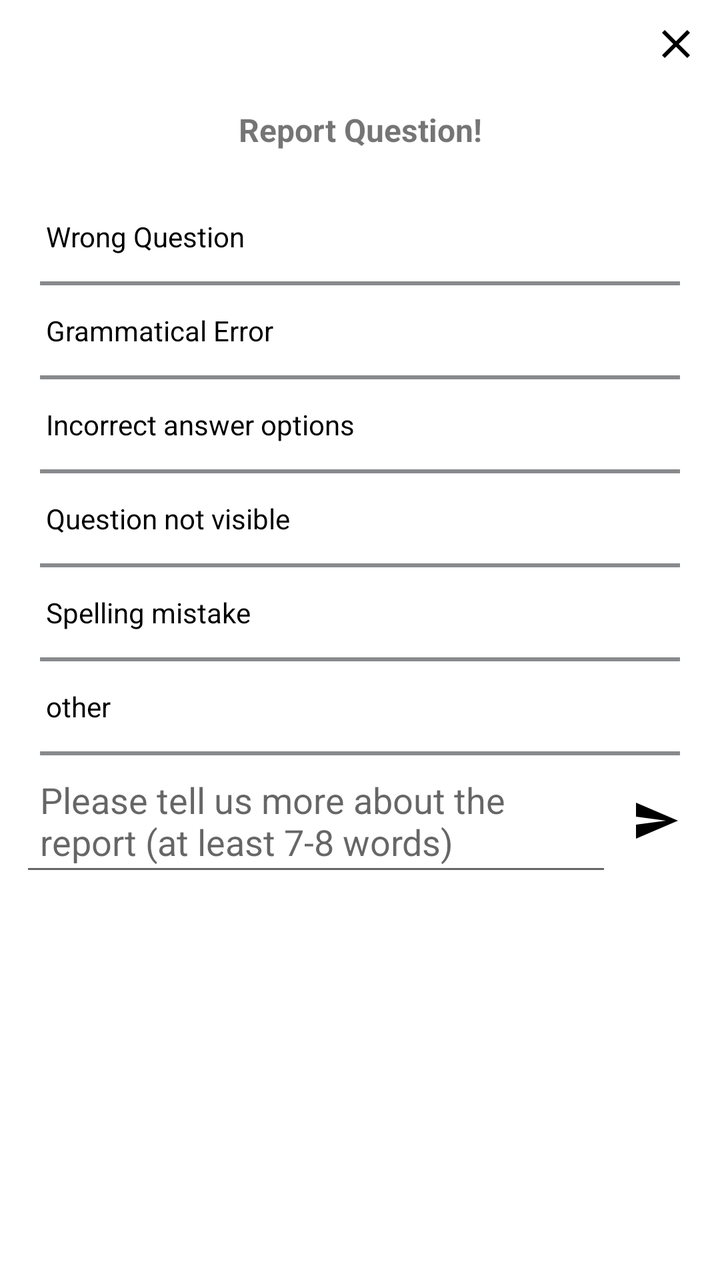
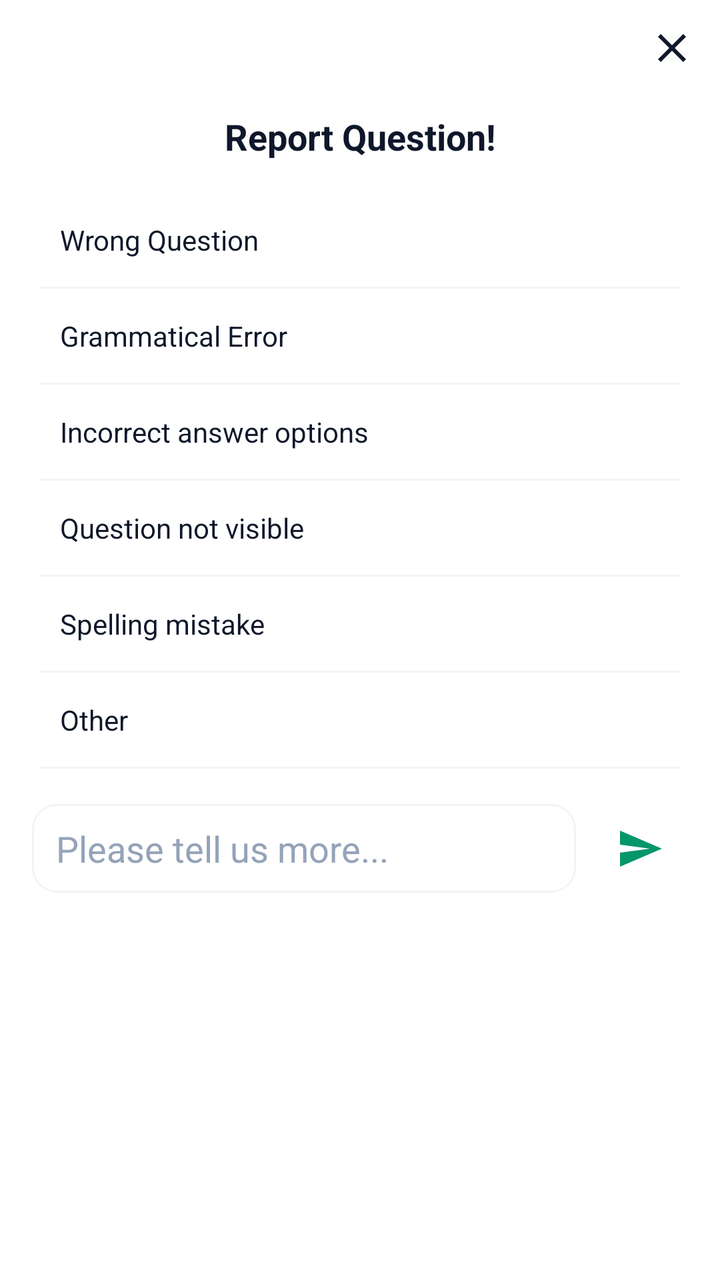

Screens rendered from an Android XML layout before and after an edit, with the pre-edit source and the edit as a unified diff.
<!-- AndroidManifest.xml: application theme Theme.TestMaster -->
<!-- res/layout/popup_report_question.xml -->
<?xml version="1.0" encoding="utf-8"?>
<LinearLayout xmlns:android="http://schemas.android.com/apk/res/android"
    android:layout_width="match_parent"
    android:layout_height="match_parent"
    xmlns:app="http://schemas.android.com/apk/res-auto"
    android:orientation="vertical">
    <ImageView
        android:id="@+id/iv_close_report"
        android:layout_width="wrap_content"
        android:layout_height="wrap_content"
        android:src="@drawable/baseline_close_24"
        app:tint="@color/black"
        android:layout_gravity="end"
        android:layout_marginTop="10dp"
        android:layout_marginEnd="10dp"/>
    <TextView
        android:layout_width="match_parent"
        android:layout_height="wrap_content"
        android:text="Report Question!"
        android:textStyle="bold"
        android:textSize="16dp"
        android:layout_marginTop="20dp"
        android:gravity="center_horizontal"/>
    <TextView
        android:id="@+id/tv_wrong"
        android:layout_width="match_parent"
        android:layout_height="wrap_content"
        android:text="Wrong Question"
        android:textColor="@color/black"
        android:padding="13dp"
        android:layout_marginHorizontal="10dp"
        android:layout_marginTop="20dp"
        android:background="@drawable/report_textview_active_backgroung"
        android:focusable="true"
        android:clickable="true"
        android:focusableInTouchMode="true"/>
    <View
        android:layout_width="match_parent"
        android:layout_height="2dp"
        android:layout_marginHorizontal="20dp"
        android:background="@color/darkgray"/>
    <TextView
        android:id="@+id/tv_error"
        android:layout_width="match_parent"
        android:layout_height="wrap_content"
        android:text="Grammatical Error"
        android:layout_marginHorizontal="10dp"
        android:textColor="@color/black"
        android:padding="13dp"
        android:background="@drawable/report_textview_active_backgroung"
        android:focusable="true"
        android:clickable="true"
        android:focusableInTouchMode="true"/>
    <View
        android:layout_width="match_parent"
        android:layout_height="2dp"
        android:layout_marginHorizontal="20dp"
        android:background="@color/darkgray"/>
    <TextView
        android:id="@+id/tv_incorrect_ans"
        android:layout_width="match_parent"
        android:layout_height="wrap_content"
        android:text="Incorrect answer options"
        android:layout_marginHorizontal="10dp"
        android:textColor="@color/black"
        android:padding="13dp"
        android:background="@drawable/report_textview_active_backgroung"
        android:focusable="true"
        android:clickable="true"
        android:focusableInTouchMode="true"/>
    <View
        android:layout_width="match_parent"
        android:layout_height="2dp"
        android:layout_marginHorizontal="20dp"
        android:background="@color/darkgray"/>
    <TextView
        android:id="@+id/tv_notvisible"
        android:layout_width="match_parent"
        android:layout_height="wrap_content"
        android:text="Question not visible"
        android:layout_marginHorizontal="10dp"
        android:textColor="@color/black"
        android:padding="13dp"
        android:background="@drawable/report_textview_active_backgroung"
        android:focusable="true"
        android:clickable="true"
        android:focusableInTouchMode="true"/>
    <View
        android:layout_width="match_parent"
        android:layout_height="2dp"
        android:layout_marginHorizontal="20dp"
        android:background="@color/darkgray"/>
    <TextView
        android:id="@+id/tv_spellingmistake"
        android:layout_width="match_parent"
        android:layout_height="wrap_content"
        android:text="Spelling mistake"
        android:layout_marginHorizontal="10dp"
        android:textColor="@color/black"
        android:padding="13dp"
        android:background="@drawable/report_textview_active_backgroung"
        android:focusable="true"
        android:clickable="true"
        android:focusableInTouchMode="true"/>
    <View
        android:layout_width="match_parent"
        android:layout_height="2dp"
        android:layout_marginHorizontal="20dp"
        android:background="@color/darkgray"/>
    <TextView
        android:id="@+id/tv_other"
        android:layout_width="match_parent"
        android:layout_height="wrap_content"
        android:text="other"
        android:layout_marginHorizontal="10dp"
        android:textColor="@color/black"
        android:padding="13dp"
        android:background="@drawable/report_textview_active_backgroung"
        android:focusable="true"
        android:clickable="true"
        android:focusableInTouchMode="true"/>
    <View
        android:layout_width="match_parent"
        android:layout_height="2dp"
        android:layout_marginHorizontal="20dp"
        android:background="@color/darkgray"/>
    <LinearLayout
        android:layout_width="match_parent"
        android:layout_height="wrap_content"
        android:paddingEnd="10dp"
        android:layout_marginBottom="20dp"
        android:layout_marginEnd="10dp">
        <EditText
            android:id="@+id/et_report_description"
            android:layout_width="match_parent"
            android:layout_height="wrap_content"
            android:paddingVertical="10dp"
            android:paddingStart="10dp"
            android:layout_marginHorizontal="10dp"
            android:layout_weight="1"
            android:hint="Please tell us more about the report (at least 7-8 words)"/>
        <ImageView
            android:id="@+id/iv_report_send"
            android:layout_width="wrap_content"
            android:layout_height="wrap_content"
            android:layout_gravity="center"
            android:src="@drawable/baseline_send_24"/>
    </LinearLayout>

</LinearLayout>
<!-- resources referenced by this layout -->
<resources>
  <color name="black">#FF000000</color>
  <color name="darkgray">#888A8C</color>
  <!-- drawable baseline_send_24 (drawable) -->
  <vector android:autoMirrored="true" android:height="24dp"
      android:tint="#000000" android:viewportHeight="24"
      android:viewportWidth="24" android:width="24dp" xmlns:android="http://schemas.android.com/apk/res/android">
      <path android:fillColor="@android:color/white" android:pathData="M2.01,21L23,12 2.01,3 2,10l15,2 -15,2z"/>
  </vector>
  <!-- drawable report_textview_active_backgroung (drawable) -->
  <?xml version="1.0" encoding="utf-8"?>
  <selector xmlns:android="http://schemas.android.com/apk/res/android">
      <item android:state_selected="true" android:drawable="@drawable/blue_box_filled"/>
      <item android:drawable="@android:color/transparent"/>
  </selector>
  <style name="Theme.TestMaster" parent="Base.Theme.TestMaster" />
  <!-- drawable blue_box_filled (drawable) -->
  <?xml version="1.0" encoding="utf-8"?>
  <shape xmlns:android="http://schemas.android.com/apk/res/android"
      android:shape="rectangle">
      <stroke android:width="1.2dp"
          android:color="#90C7DF"/>
      <solid android:color="#DAE9EF"/>
      <corners android:radius="5dp"/>
  </shape>
  <style name="Base.Theme.TestMaster" parent="Theme.MaterialComponents.DayNight.NoActionBar">
          
           <item name="colorPrimary">@color/primary_blue</item>
          <item name="android:statusBarColor">@color/primary_blue</item>
          <item name="colorAccent">@color/primary_blue</item>
      </style>
  <color name="primary_blue">#06164E</color>
  <!-- unchanged entries left out for length: 1 -->
</resources>

<!-- the commit's change to res/layout/popup_report_question.xml (unified diff, before → after) -->
@@ -1,150 +1,157 @@
 <?xml version="1.0" encoding="utf-8"?>
 <LinearLayout xmlns:android="http://schemas.android.com/apk/res/android"
     android:layout_width="match_parent"
-    android:layout_height="match_parent"
+    android:layout_height="wrap_content"
     xmlns:app="http://schemas.android.com/apk/res-auto"
-    android:orientation="vertical">
+    android:background="@color/surface"
+    android:orientation="vertical"
+    android:paddingBottom="16dp">
     <ImageView
         android:id="@+id/iv_close_report"
         android:layout_width="wrap_content"
         android:layout_height="wrap_content"
         android:src="@drawable/baseline_close_24"
-        app:tint="@color/black"
+        app:tint="@color/text_primary"
         android:layout_gravity="end"
-        android:layout_marginTop="10dp"
-        android:layout_marginEnd="10dp"/>
+        android:padding="12dp"/>
     <TextView
         android:layout_width="match_parent"
         android:layout_height="wrap_content"
         android:text="Report Question!"
+        android:textColor="@color/text_primary"
         android:textStyle="bold"
-        android:textSize="16dp"
-        android:layout_marginTop="20dp"
+        android:textSize="18sp"
+        android:layout_marginTop="8dp"
         android:gravity="center_horizontal"/>
+
     <TextView
         android:id="@+id/tv_wrong"
         android:layout_width="match_parent"
         android:layout_height="wrap_content"
         android:text="Wrong Question"
-        android:textColor="@color/black"
-        android:padding="13dp"
-        android:layout_marginHorizontal="10dp"
-        android:layout_marginTop="20dp"
+        android:textColor="@color/text_primary"
+        android:padding="14dp"
+        android:layout_marginHorizontal="16dp"
+        android:layout_marginTop="16dp"
         android:background="@drawable/report_textview_active_backgroung"
         android:focusable="true"
-        android:clickable="true"
-        android:focusableInTouchMode="true"/>
+        android:clickable="true"/>
     <View
         android:layout_width="match_parent"
-        android:layout_height="2dp"
+        android:layout_height="1dp"
         android:layout_marginHorizontal="20dp"
-        android:background="@color/darkgray"/>
+        android:background="@color/gray"/>
+
     <TextView
         android:id="@+id/tv_error"
         android:layout_width="match_parent"
         android:layout_height="wrap_content"
         android:text="Grammatical Error"
-        android:layout_marginHorizontal="10dp"
-        android:textColor="@color/black"
-        android:padding="13dp"
+        android:layout_marginHorizontal="16dp"
+        android:textColor="@color/text_primary"
+        android:padding="14dp"
         android:background="@drawable/report_textview_active_backgroung"
         android:focusable="true"
-        android:clickable="true"
-        android:focusableInTouchMode="true"/>
+        android:clickable="true"/>
     <View
         android:layout_width="match_parent"
-        android:layout_height="2dp"
+        android:layout_height="1dp"
         android:layout_marginHorizontal="20dp"
-        android:background="@color/darkgray"/>
+        android:background="@color/gray"/>
+
     <TextView
         android:id="@+id/tv_incorrect_ans"
         android:layout_width="match_parent"
         android:layout_height="wrap_content"
         android:text="Incorrect answer options"
-        android:layout_marginHorizontal="10dp"
-        android:textColor="@color/black"
-        android:padding="13dp"
+        android:layout_marginHorizontal="16dp"
+        android:textColor="@color/text_primary"
+        android:padding="14dp"
         android:background="@drawable/report_textview_active_backgroung"
         android:focusable="true"
-        android:clickable="true"
-        android:focusableInTouchMode="true"/>
+        android:clickable="true"/>
     <View
         android:layout_width="match_parent"
-        android:layout_height="2dp"
+        android:layout_height="1dp"
         android:layout_marginHorizontal="20dp"
-        android:background="@color/darkgray"/>
+        android:background="@color/gray"/>
+
     <TextView
         android:id="@+id/tv_notvisible"
         android:layout_width="match_parent"
         android:layout_height="wrap_content"
         android:text="Question not visible"
-        android:layout_marginHorizontal="10dp"
-        android:textColor="@color/black"
-        android:padding="13dp"
+        android:layout_marginHorizontal="16dp"
+        android:textColor="@color/text_primary"
+        android:padding="14dp"
         android:background="@drawable/report_textview_active_backgroung"
         android:focusable="true"
-        android:clickable="true"
-        android:focusableInTouchMode="true"/>
+        android:clickable="true"/>
     <View
         android:layout_width="match_parent"
-        android:layout_height="2dp"
+        android:layout_height="1dp"
         android:layout_marginHorizontal="20dp"
-        android:background="@color/darkgray"/>
+        android:background="@color/gray"/>
+
     <TextView
         android:id="@+id/tv_spellingmistake"
         android:layout_width="match_parent"
         android:layout_height="wrap_content"
         android:text="Spelling mistake"
-        android:layout_marginHorizontal="10dp"
-        android:textColor="@color/black"
-        android:padding="13dp"
+        android:layout_marginHorizontal="16dp"
+        android:textColor="@color/text_primary"
+        android:padding="14dp"
         android:background="@drawable/report_textview_active_backgroung"
         android:focusable="true"
-        android:clickable="true"
-        android:focusableInTouchMode="true"/>
+        android:clickable="true"/>
     <View
         android:layout_width="match_parent"
-        android:layout_height="2dp"
+        android:layout_height="1dp"
         android:layout_marginHorizontal="20dp"
-        android:background="@color/darkgray"/>
+        android:background="@color/gray"/>
+
     <TextView
         android:id="@+id/tv_other"
         android:layout_width="match_parent"
         android:layout_height="wrap_content"
-        android:text="other"
-        android:layout_marginHorizontal="10dp"
-        android:textColor="@color/black"
-        android:padding="13dp"
+        android:text="Other"
+        android:layout_marginHorizontal="16dp"
+        android:textColor="@color/text_primary"
+        android:padding="14dp"
         android:background="@drawable/report_textview_active_backgroung"
         android:focusable="true"
-        android:clickable="true"
-        android:focusableInTouchMode="true"/>
+        android:clickable="true"/>
     <View
         android:layout_width="match_parent"
-        android:layout_height="2dp"
+        android:layout_height="1dp"
         android:layout_marginHorizontal="20dp"
-        android:background="@color/darkgray"/>
+        android:background="@color/gray"/>
+
     <LinearLayout
         android:layout_width="match_parent"
         android:layout_height="wrap_content"
-        android:paddingEnd="10dp"
-        android:layout_marginBottom="20dp"
-        android:layout_marginEnd="10dp">
+        android:layout_marginTop="16dp"
+        android:layout_marginHorizontal="16dp"
+        android:gravity="center_vertical">
         <EditText
             android:id="@+id/et_report_description"
-            android:layout_width="match_parent"
+            android:layout_width="0dp"
             android:layout_height="wrap_content"
+            android:layout_weight="1"
             android:paddingVertical="10dp"
-            android:paddingStart="10dp"
-            android:layout_marginHorizontal="10dp"
-            android:layout_weight="1"
-            android:hint="Please tell us more about the report (at least 7-8 words)"/>
+            android:paddingStart="12dp"
+            android:textColor="@color/text_primary"
+            android:textColorHint="@color/text_hint"
+            android:background="@drawable/box_outline"
+            android:hint="Please tell us more..."/>
         <ImageView
             android:id="@+id/iv_report_send"
-            android:layout_width="wrap_content"
-            android:layout_height="wrap_content"
-            android:layout_gravity="center"
-            android:src="@drawable/baseline_send_24"/>
+            android:layout_width="48dp"
+            android:layout_height="48dp"
+            android:padding="12dp"
+            android:layout_marginStart="8dp"
+            android:src="@drawable/baseline_send_24"
+            app:tint="@color/primary"/>
     </LinearLayout>
 
 </LinearLayout>
<!-- resource entries referenced after the edit -->
@@ -1,13 +1,25 @@
 <!-- resources referenced by this layout -->
 <resources>
-  <color name="black">#FF000000</color>
-  <color name="darkgray">#888A8C</color>
+  <color name="gray">#F1F5F9</color>
+  <color name="primary">#059669</color>
+  <color name="surface">#FFFFFF</color>
+  <color name="text_hint">#94A3B8</color>
+  <color name="text_primary">#0F172A</color>
   <!-- drawable baseline_send_24 (drawable) -->
   <vector android:autoMirrored="true" android:height="24dp"
       android:tint="#000000" android:viewportHeight="24"
       android:viewportWidth="24" android:width="24dp" xmlns:android="http://schemas.android.com/apk/res/android">
       <path android:fillColor="@android:color/white" android:pathData="M2.01,21L23,12 2.01,3 2,10l15,2 -15,2z"/>
   </vector>
+  <!-- drawable box_outline (drawable) -->
+  <?xml version="1.0" encoding="utf-8"?>
+  <shape xmlns:android="http://schemas.android.com/apk/res/android">
+      <stroke
+          android:width="1dp"
+          android:color="@color/gray" />
+      <corners android:radius="12dp" />
+      <solid android:color="@color/white" />
+  </shape>
   <!-- drawable report_textview_active_backgroung (drawable) -->
   <?xml version="1.0" encoding="utf-8"?>
   <selector xmlns:android="http://schemas.android.com/apk/res/android">
@@ -15,22 +27,63 @@
       <item android:drawable="@android:color/transparent"/>
   </selector>
   <style name="Theme.TestMaster" parent="Base.Theme.TestMaster" />
+  <color name="white">#FFFFFFFF</color>
   <!-- drawable blue_box_filled (drawable) -->
   <?xml version="1.0" encoding="utf-8"?>
   <shape xmlns:android="http://schemas.android.com/apk/res/android"
       android:shape="rectangle">
       <stroke android:width="1.2dp"
-          android:color="#90C7DF"/>
-      <solid android:color="#DAE9EF"/>
+          android:color="@color/primary"/>
+      <solid android:color="@color/success_bg"/>
       <corners android:radius="5dp"/>
   </shape>
-  <style name="Base.Theme.TestMaster" parent="Theme.MaterialComponents.DayNight.NoActionBar">
+  <style name="Base.Theme.TestMaster" parent="Theme.Material3.DayNight.NoActionBar">
           
-           <item name="colorPrimary">@color/primary_blue</item>
-          <item name="android:statusBarColor">@color/primary_blue</item>
-          <item name="colorAccent">@color/primary_blue</item>
+          <item name="colorPrimary">@color/primary</item>
+          <item name="colorOnPrimary">@color/onPrimary</item>
+          <item name="colorPrimaryContainer">@color/primaryContainer</item>
+          <item name="colorOnPrimaryContainer">@color/onPrimaryContainer</item>
+  
+          <item name="colorSecondary">@color/secondary</item>
+          <item name="colorOnSecondary">@color/onSecondary</item>
+          <item name="colorSecondaryContainer">@color/secondaryContainer</item>
+          <item name="colorOnSecondaryContainer">@color/onSecondaryContainer</item>
+  
+          
+          <item name="android:windowBackground">@color/background</item>
+          <item name="colorSurface">@color/surface</item>
+          <item name="colorOnSurface">@color/onSurface</item>
+          <item name="colorSurfaceVariant">@color/surfaceVariant</item>
+          <item name="colorOnSurfaceVariant">@color/onSurfaceVariant</item>
+          <item name="colorOutline">@color/outline</item>
+  
+          
+          <item name="colorError">@color/error</item>
+          <item name="colorOnError">@color/onError</item>
+          <item name="colorErrorContainer">@color/errorContainer</item>
+          <item name="colorOnErrorContainer">@color/onErrorContainer</item>
+  
+          
+          <item name="android:statusBarColor">@color/surface</item>
+          <item name="android:windowLightStatusBar">true</item>
       </style>
-  <color name="primary_blue">#06164E</color>
+  <color name="success_bg">#DCFCE7</color>
+  <color name="onPrimary">#FFFFFF</color>
+  <color name="primaryContainer">#D1FAE5</color>
+  <color name="onPrimaryContainer">#064E3B</color>
+  <color name="secondary">#64748B</color>
+  <color name="onSecondary">#FFFFFF</color>
+  <color name="secondaryContainer">#F1F5F9</color>
+  <color name="onSecondaryContainer">#0F172A</color>
+  <color name="background">#F8FAFC</color>
+  <color name="onSurface">#0F172A</color>
+  <color name="surfaceVariant">#E2E8F0</color>
+  <color name="onSurfaceVariant">#475569</color>
+  <color name="outline">#94A3B8</color>
+  <color name="error">#EF4444</color>
+  <color name="onError">#FFFFFF</color>
+  <color name="errorContainer">#FEE2E2</color>
+  <color name="onErrorContainer">#991B1B</color>
   <!-- unchanged entries left out for length: 1 -->
 </resources>
 
